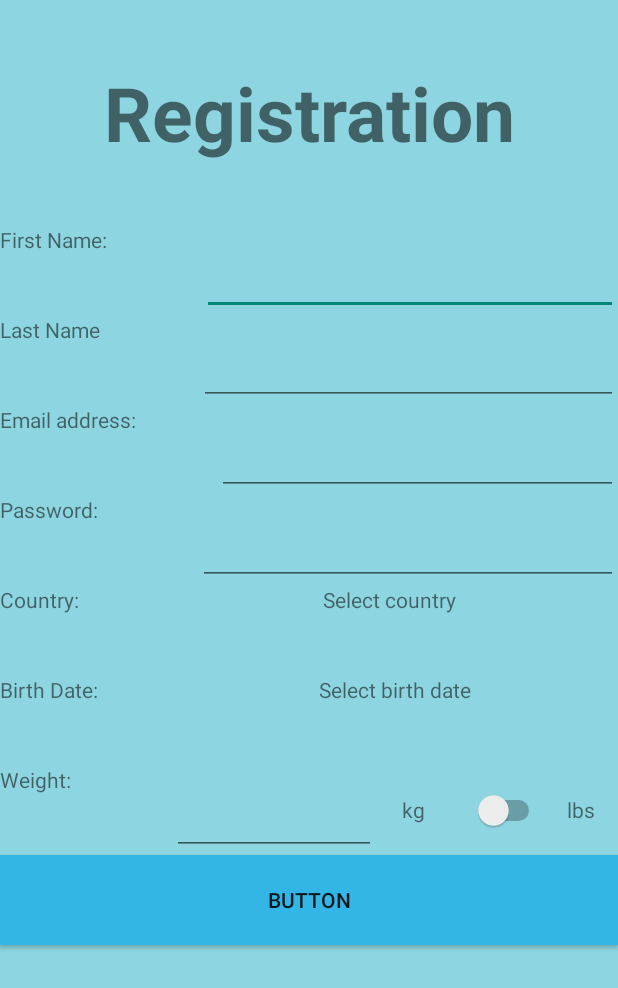
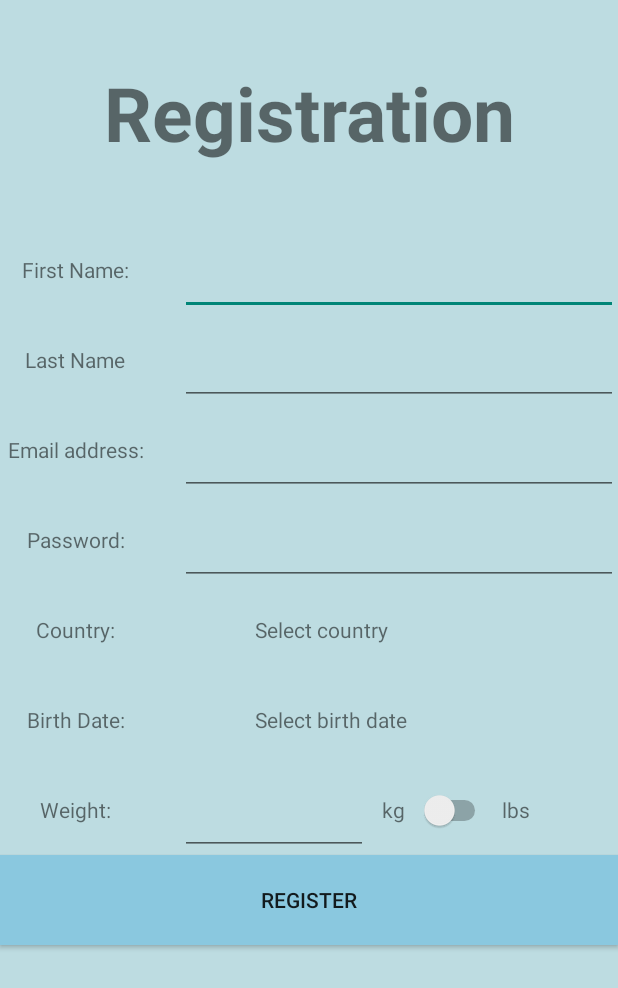
Before and after one commit to AP-Elektronica-ICT/IP18-SleepQuality01, an Android app: the register screen opened directly, with no data from a screen before it, on a phone screen of 412 x 824 dp. Shown: the top 988 px of the screen. Run offline under Robolectric (Android 15) with nearby library versions, the phone set to English and light mode, and no system bars; our stand-ins replace Firebase (no records; nobody signed in at launch, a user with empty details on screens opened directly); libraries missing offline, so code that uses them is left out: com.mukesh.countrypicker.

Commit message:
Lots of UI fixes
Typos, Loading message to profile, Country flags, activity killers, scaling issues

```diff
--- a/Android/app/src/main/java/be/eaict/sleepqualitymeter/register.java
+++ b/Android/app/src/main/java/be/eaict/sleepqualitymeter/register.java
@@ -57,7 +57,7 @@ public class register extends AppCompatActivity implements DatePickerDialog.OnDa
     FirebaseAuth mAuth;
     DatabaseReference userDB;
     String userid;
-
+    ImageView imgCountry;
 
     @Override
     protected void onCreate(Bundle savedInstanceState) {
@@ -71,7 +71,7 @@ public class register extends AppCompatActivity implements DatePickerDialog.OnDa
         TextView txtCountry = findViewById(R.id.regTxtCountry);
         TextView txtAge = findViewById(R.id.regTxtAge);
         TextView txtWeight = findViewById(R.id.regTxtWeight);
-
+        imgCountry = findViewById(R.id.regImgCountry);
         editFirstName = findViewById(R.id.regEditFirstName);
         editLastName = findViewById(R.id.regEditLastName);
         editEmail = findViewById(R.id.regEditEmail);
@@ -107,6 +107,7 @@ public class register extends AppCompatActivity implements DatePickerDialog.OnDa
                     public void onSelectCountry(String name, String code, String dialCode, int flagDrawableResID) {
                        country = name;
                        selectedCountry.setText(country);
+                       imgCountry.setImageResource(flagDrawableResID);
                        picker.dismiss();
                     }
                 });
@@ -119,6 +120,7 @@ public class register extends AppCompatActivity implements DatePickerDialog.OnDa
                   datePicker(view);
            }
         });
+        register.setText("Register");
         register.setOnClickListener(new View.OnClickListener() {
             @Override
             public void onClick(View view) {
@@ -253,7 +255,9 @@ public class register extends AppCompatActivity implements DatePickerDialog.OnDa
     }
     @Override
     public void onDateSet(DatePicker datePicker, int year, int month, int day) {
+        month = month +1;
         birthdate = day + "/" + month + "/" + year;
+        ageSelector.setText(birthdate);
     }
     public static class DatePickerFragment extends DialogFragment {
         @Override
--- a/Android/app/src/main/res/layout/activity_register.xml
+++ b/Android/app/src/main/res/layout/activity_register.xml
@@ -1,6 +1,7 @@
 <?xml version="1.0" encoding="utf-8"?>
 <LinearLayout
     xmlns:android="http://schemas.android.com/apk/res/android"
+    xmlns:app="http://schemas.android.com/apk/res-auto"
     xmlns:tools="http://schemas.android.com/tools"
     android:layout_width="match_parent"
     android:layout_height="match_parent"
@@ -10,7 +11,7 @@
     <LinearLayout
         android:layout_width="match_parent"
         android:layout_height="match_parent"
-        android:background="#8dd5e0"
+        android:background="#bddce1"
         android:orientation="vertical"
         tools:layout_editor_absoluteX="8dp"
         tools:layout_editor_absoluteY="8dp">
@@ -38,16 +39,18 @@
 
                 <TextView
                     android:id="@+id/regTxtFirstName"
-                    android:layout_width="wrap_content"
+                    android:layout_width="100dp"
                     android:layout_height="match_parent"
-                    android:layout_weight="1"
+                    android:layout_weight="0"
+                    android:gravity="center"
                     android:text="TextView" />
 
                 <EditText
                     android:id="@+id/regEditFirstName"
-                    android:layout_width="wrap_content"
+                    android:layout_width="match_parent"
                     android:layout_height="match_parent"
-                    android:layout_weight="1"
+                    android:layout_marginLeft="20dp"
+                    android:layout_weight="0"
                     android:ems="10"
                     android:inputType="textPersonName" />
             </LinearLayout>
@@ -59,16 +62,18 @@
 
                 <TextView
                     android:id="@+id/regTxtLastName"
-                    android:layout_width="wrap_content"
+                    android:layout_width="100dp"
                     android:layout_height="match_parent"
-                    android:layout_weight="1"
+                    android:layout_weight="0"
+                    android:gravity="center"
                     android:text="TextView" />
 
                 <EditText
                     android:id="@+id/regEditLastName"
-                    android:layout_width="wrap_content"
+                    android:layout_width="match_parent"
                     android:layout_height="match_parent"
-                    android:layout_weight="1"
+                    android:layout_marginLeft="20dp"
+                    android:layout_weight="0"
                     android:ems="10" />
             </LinearLayout>
 
@@ -79,19 +84,19 @@
 
                 <TextView
                     android:id="@+id/regTxtEmail"
-                    android:layout_width="wrap_content"
+                    android:layout_width="100dp"
                     android:layout_height="match_parent"
-                    android:layout_weight="1"
-                    android:text="TextView"
-                    android:textAlignment="viewStart" />
+                    android:layout_weight="0"
+                    android:gravity="center"
+                    android:text="TextView" />
 
                 <EditText
                     android:id="@+id/regEditEmail"
-                    android:layout_width="wrap_content"
+                    android:layout_width="match_parent"
                     android:layout_height="match_parent"
-                    android:layout_weight="1"
+                    android:layout_marginLeft="20dp"
+                    android:layout_weight="0"
                     android:ems="10"
-                    android:gravity="center"
                     android:inputType="textEmailAddress" />
             </LinearLayout>
 
@@ -102,17 +107,18 @@
 
                 <TextView
                     android:id="@+id/regTxtPass"
-                    android:layout_width="wrap_content"
+                    android:layout_width="100dp"
                     android:layout_height="match_parent"
-                    android:layout_weight="1"
-                    android:text="TextView"
-                    android:textAlignment="viewStart" />
+                    android:layout_weight="0"
+                    android:gravity="center"
+                    android:text="TextView" />
 
                 <EditText
                     android:id="@+id/regEditPass"
-                    android:layout_width="wrap_content"
+                    android:layout_width="match_parent"
                     android:layout_height="match_parent"
-                    android:layout_weight="1"
+                    android:layout_marginLeft="20dp"
+                    android:layout_weight="0"
                     android:ems="10"
                     android:inputType="textPassword" />
             </LinearLayout>
@@ -124,19 +130,29 @@
 
                 <TextView
                     android:id="@+id/regTxtCountry"
-                    android:layout_width="wrap_content"
+                    android:layout_width="100dp"
                     android:layout_height="match_parent"
-                    android:layout_weight="1"
-                    android:text="TextView"
-                    android:textAlignment="viewStart" />
+                    android:layout_weight="0"
+                    android:gravity="center"
+                    android:text="TextView" />
+
+                <ImageView
+                    android:id="@+id/regImgCountry"
+                    android:layout_width="40dp"
+                    android:layout_height="40dp"
+                    android:layout_gravity="center"
+                    android:layout_marginLeft="20dp"
+                    android:layout_weight="0" />
 
                 <TextView
                     android:id="@+id/regTxtSelectedCountry"
-                    android:layout_width="wrap_content"
+                    android:layout_width="match_parent"
                     android:layout_height="match_parent"
+                    android:layout_marginLeft="10dp"
                     android:layout_weight="4"
+                    android:gravity="center"
                     android:text="TextView"
-                    android:textAlignment="center" />
+                    android:textAlignment="textStart" />
 
             </LinearLayout>
 
@@ -147,18 +163,21 @@
 
                 <TextView
                     android:id="@+id/regTxtAge"
-                    android:layout_width="wrap_content"
+                    android:layout_width="100dp"
                     android:layout_height="match_parent"
-                    android:layout_weight="1"
+                    android:layout_weight="0"
+                    android:gravity="center"
                     android:text="TextView" />
 
                 <TextView
                     android:id="@+id/regTxtAgeSelector"
-                    android:layout_width="wrap_content"
+                    android:layout_width="match_parent"
                     android:layout_height="match_parent"
-                    android:layout_weight="4"
+                    android:layout_marginLeft="70dp"
+                    android:layout_weight="0"
+                    android:gravity="center"
                     android:text="TextView"
-                    android:textAlignment="center" />
+                    android:textAlignment="viewStart" />
 
             </LinearLayout>
 
@@ -171,14 +190,16 @@
                     android:id="@+id/regTxtWeight"
                     android:layout_width="100dp"
                     android:layout_height="match_parent"
-                    android:layout_weight="1"
+                    android:layout_weight="0"
+                    android:gravity="center"
                     android:text="TextView" />
 
                 <EditText
                     android:id="@+id/regEditWeight"
-                    android:layout_width="121dp"
+                    android:layout_width="125dp"
                     android:layout_height="match_parent"
-                    android:layout_weight="1"
+                    android:layout_marginLeft="20dp"
+                    android:layout_weight="0"
                     android:ems="10"
                     android:inputType="number" />
 
@@ -186,7 +207,7 @@
                     android:id="@+id/regTxtinKG"
                     android:layout_width="34dp"
                     android:layout_height="match_parent"
-                    android:layout_weight="1"
+                    android:layout_weight="0"
                     android:gravity="center"
                     android:text="kg" />
 
@@ -194,13 +215,13 @@
                     android:id="@+id/regSwitch"
                     android:layout_width="wrap_content"
                     android:layout_height="match_parent"
-                    android:layout_weight="1" />
+                    android:layout_weight="0" />
 
                 <TextView
                     android:id="@+id/regTxtinLbs"
                     android:layout_width="33dp"
                     android:layout_height="match_parent"
-                    android:layout_weight="1"
+                    android:layout_weight="0"
                     android:gravity="center"
                     android:text="lbs"
                     android:textAlignment="center" />
@@ -210,7 +231,7 @@
                 android:id="@+id/regBtnRegister"
                 android:layout_width="match_parent"
                 android:layout_height="60dp"
-                android:background="@android:color/holo_blue_light"
+                android:background="#8ac8df"
                 android:text="Button" />
 
         </LinearLayout>
--- a/Android/app/src/main/res/layout/fragment_fragment_home.xml
+++ b/Android/app/src/main/res/layout/fragment_fragment_home.xml
@@ -7,7 +7,7 @@
     <LinearLayout
         android:layout_width="match_parent"
         android:layout_height="match_parent"
-        android:background="#8dd5e0"
+        android:background="#bddce1"
         android:gravity="center"
         android:orientation="vertical">
 
--- a/Android/app/src/main/res/layout/fragment_fragment_records.xml
+++ b/Android/app/src/main/res/layout/fragment_fragment_records.xml
@@ -7,7 +7,7 @@
     <LinearLayout
         android:layout_width="match_parent"
         android:layout_height="match_parent"
-        android:background="#8dd5e0"
+        android:background="#bddce1"
         android:orientation="vertical"
         tools:layout_editor_absoluteX="8dp"
         tools:layout_editor_absoluteY="8dp">
--- a/Android/app/src/main/res/layout/listview_records.xml
+++ b/Android/app/src/main/res/layout/listview_records.xml
@@ -9,7 +9,7 @@
         android:id="@+id/recListLayout"
         android:layout_width="368dp"
         android:layout_height="60dp"
-        android:background="#8dd5e0"
+        android:background="#bddce1"
         android:orientation="horizontal"
         tools:layout_editor_absoluteX="8dp"
         tools:layout_editor_absoluteY="8dp">
```
Also changed, not shown: Android/app/src/main/java/be/eaict/sleepqualitymeter/FragmentProfile.java (+8 -6 lines), Android/app/src/main/java/be/eaict/sleepqualitymeter/login.java (+0 -8 lines), Android/app/src/main/java/be/eaict/sleepqualitymeter/settings.java (+6 -1 lines), Android/app/src/main/res/layout/activity_login.xml (+5 -4 lines), Android/app/src/main/res/layout/activity_settings.xml (+62 -40 lines), Android/app/src/main/res/layout/fragment_fragment_profile.xml (+43 -36 lines).
